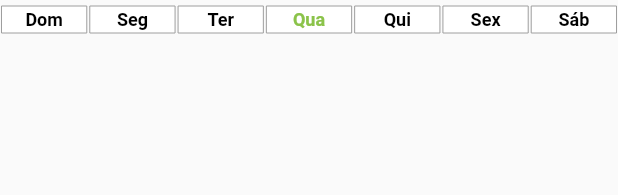
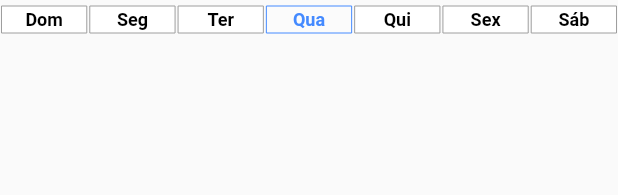
Before and after one commit to bicasoftware/marcaii-flutter, a Flutter app: the CalendarHeader widget shown alone on an empty page, opened directly, on a phone screen of 412 x 824 dp. Shown: the top 195 px of the screen. Run offline on Flutter 3.47's test engine with Material 2 defaults, Android fonts, the phone set to English and light mode, and no system bars; our stand-ins replace numberpicker, sqflite; accounts and stored records are empty.

Commit message:
criado header, dropdownbutton com anos, incrementando e decrementando mes

```diff
--- a/lib/MainState.dart
+++ b/lib/MainState.dart
@@ -6,7 +6,9 @@ import 'package:marcaii_flutter/utils/DBManager.dart';
 import 'package:scoped_model/scoped_model.dart';
 
 class MainState extends Model {
-  MainState({this.empregos});
+  MainState(this.currentDate, {this.empregos});
+
+  DateTime currentDate;
 
   final List<EmpregoDto> empregos;
 
@@ -15,6 +17,35 @@ class MainState extends Model {
   List<EmpregoDto> get getEmpregos => empregos;
 
   EmpregoDto getEmpregoAt(int pos) => empregos[pos];
+
+
+  void addMonth() {
+
+    if(currentMonth == 11){
+      currentDate = DateTime.utc(currentDate.year + 1, 1, currentDate.day);
+    } else {
+      currentDate = DateTime.utc(currentDate.year, currentDate.month + 1, currentDate.day);
+    }
+
+    notifyListeners();
+  }
+
+  int get currentMonth => currentDate.month-1;
+
+  void decMonth() {
+    if(currentMonth == 0){
+      currentDate = DateTime.utc(currentDate.year -1, 12, currentDate.day);
+    } else {
+      currentDate = DateTime.utc(currentDate.year, currentDate.month - 1, currentDate.day);
+    }
+    notifyListeners();
+  }
+
+  void setYear(int year){
+    currentDate = DateTime.utc(year, currentDate.month, currentDate.day);
+    notifyListeners();
+  }
+  int get currentYear => currentDate.year;
 
   void appendEmprego(EmpregoDto emprego) {
     manager.insertEmprego(emprego).then((e) => empregos.add(e)).whenComplete(() {
--- a/lib/MarcaiiStateBuilder.dart
+++ b/lib/MarcaiiStateBuilder.dart
@@ -138,6 +138,6 @@ class MarcaiiStateBuilder {
       print(e);
     }
 
-    return MainState(empregos: listEmpregos);
+    return MainState(DateTime.now(), empregos: listEmpregos);
   }
 }
--- a/lib/modules/main_act/pages/page_calendario/widgets/CalendarHeader.dart
+++ b/lib/modules/main_act/pages/page_calendario/widgets/CalendarHeader.dart
@@ -21,6 +21,7 @@ class CalendarHeader extends StatelessWidget {
   }
 
   Widget _getDayItem(BuildContext context, String day, bool itsDay) {
+    final Color accentColor = Theme.of(context).accentColor;
     final style = TextStyle(
       fontWeight: FontWeight.bold,
       color: Colors.black,
@@ -28,11 +29,13 @@ class CalendarHeader extends StatelessWidget {
     );
 
     final itsDayStyle = style.copyWith(
-      color: Colors.lightGreen,
+      color: accentColor,
     );
 
     return Expanded(
       child: SquaredCard(
+        borderColor: itsDay ? accentColor : Colors.grey,
+        fillColor: itsDay ? Colors.white10 : Colors.white,
         margin: EdgeInsets.symmetric(vertical: 4.0, horizontal: 1.0),
         padding: 2.0,
         child: Text(
--- a/lib/utils/SquaredCard.dart
+++ b/lib/utils/SquaredCard.dart
@@ -4,21 +4,28 @@ class SquaredCard extends StatelessWidget {
   final Widget child;
   final double padding;
   final EdgeInsets margin;
+  final Color borderColor;
+  final Color fillColor;
 
-  const SquaredCard({Key key, this.child, this.padding: 0.0, this.margin}) : super(key: key);
+  const SquaredCard({
+    Key key,
+    this.child,
+    this.padding: 0.0,
+    this.margin,
+    this.borderColor: Colors.grey,
+    this.fillColor: Colors.white,
+  }) : super(key: key);
 
   @override
   Widget build(BuildContext context) {
     return Card(
+      color: fillColor,
       shape: RoundedRectangleBorder(
-        side: BorderSide(width: 0.0, color: Theme.of(context).dividerColor),
+        side: BorderSide(width: 0.0, color: borderColor),
       ),
       elevation: 0.0,
       margin: margin,
-      child: Container(
-        padding: EdgeInsets.all(padding),
-        child: child
-      ),
+      child: Container(padding: EdgeInsets.all(padding), child: child),
     );
   }
 }
```
Also changed, not shown: lib/modules/main_act/MainAct.dart (+28 -2 lines), lib/modules/main_act/pages/page_calendario/PageCalendar.dart (+14 -5 lines), lib/utils/DropDownAction.dart (added, +28 -0 lines), lib/utils/Range.dart (added, +7 -0 lines).
